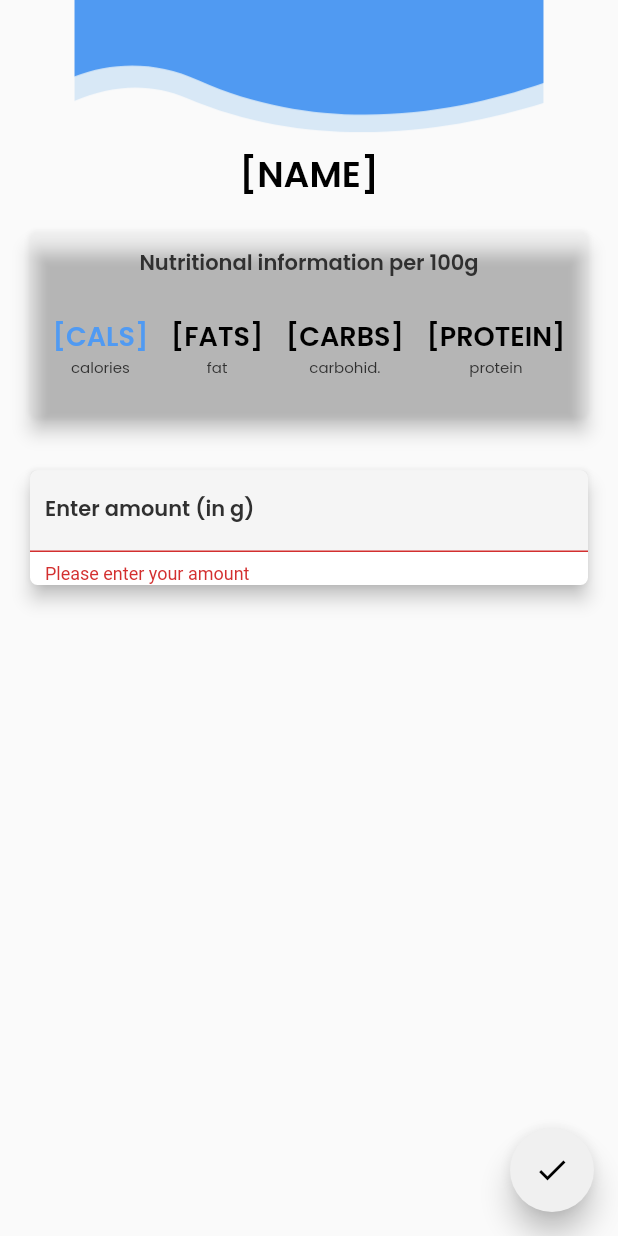
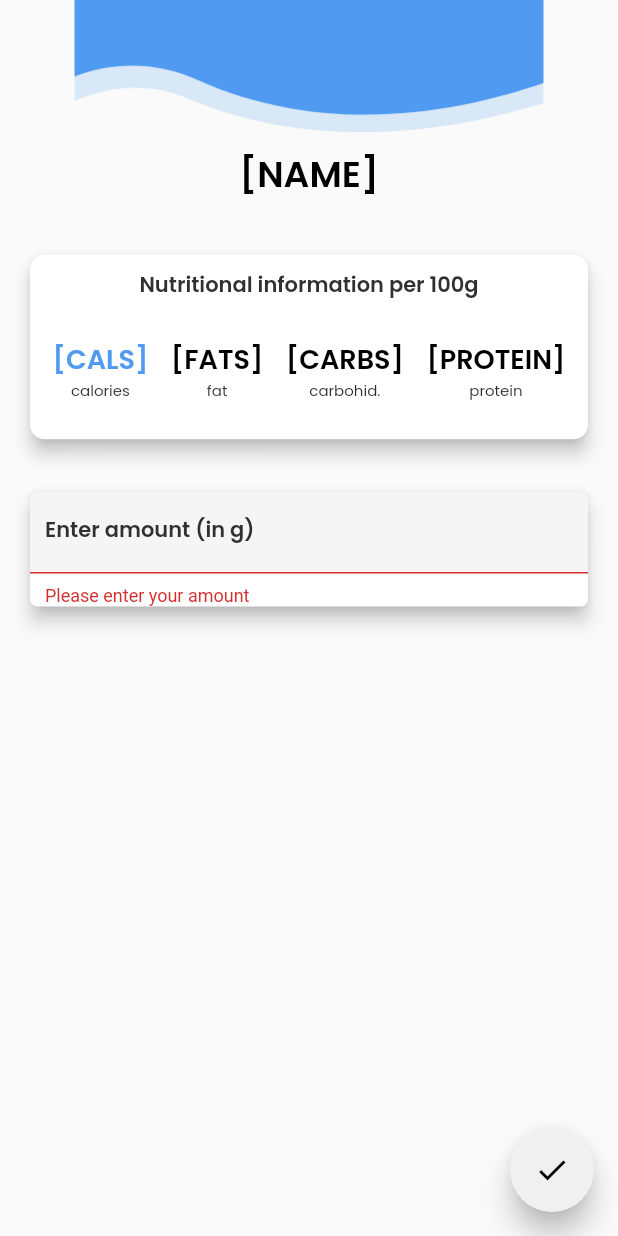
Before and after one commit to OstapFilipenko/Foody, a Flutter app: the ProductDetailsPageWidget screen opened directly, on a phone screen of 412 x 824 dp. Run offline on Flutter 3.47's test engine with Material 2 defaults, Android fonts, the phone set to English and light mode, and no system bars; our stand-ins replace auto_size_text, built_collection, built_value, cloud_firestore, firebase_core, flutter_svg_provider and 6 more; missing offline and left inert: scan; accounts and stored records are empty; generated files the repository leaves out were written again.

Commit message:
styled the box of the product info

```diff
--- a/lib/product_details_page/product_details_page_widget.dart
+++ b/lib/product_details_page/product_details_page_widget.dart
@@ -160,18 +160,18 @@ class _ProductDetailsPageWidgetState extends State<ProductDetailsPageWidget>
                   ).animated([animationsMap['textOnPageLoadAnimation']]),
                 ),
                 Padding(
-                  padding: EdgeInsets.fromLTRB(0, 20, 0, 0),
+                  padding: EdgeInsets.fromLTRB(0, 35, 0, 0),
                   child: Material(
                     color: Colors.transparent,
                     elevation: 5,
                     shape: RoundedRectangleBorder(
-                      borderRadius: BorderRadius.circular(5),
+                      borderRadius: BorderRadius.circular(10),
                     ),
                     child: Container(
                       width: MediaQuery.of(context).size.width,
-                      height: MediaQuery.of(context).size.height * 0.15,
                       decoration: BoxDecoration(
-                        borderRadius: BorderRadius.circular(5),
+                        color: Colors.white,
+                        borderRadius: BorderRadius.circular(10),
                       ),
                       child: Align(
                         alignment: Alignment(0, 0),
@@ -192,7 +192,7 @@ class _ProductDetailsPageWidgetState extends State<ProductDetailsPageWidget>
                               ),
                             ),
                             Padding(
-                              padding: EdgeInsets.fromLTRB(0, 25, 0, 0),
+                              padding: EdgeInsets.fromLTRB(0, 25, 0, 25),
                               child: Row(
                                 mainAxisSize: MainAxisSize.max,
                                 mainAxisAlignment:
@@ -292,7 +292,7 @@ class _ProductDetailsPageWidgetState extends State<ProductDetailsPageWidget>
                                   )
                                 ],
                               ),
-                            )
+                            ),
                           ],
                         ),
                       ),
```
